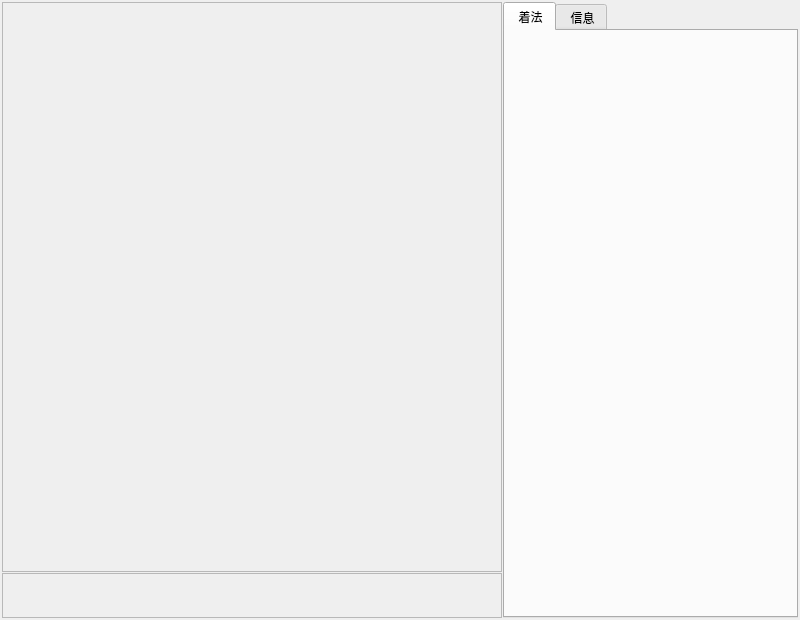
Qt form src/chessform.ui (hbsxcjp/cchess_qt) before a commit.
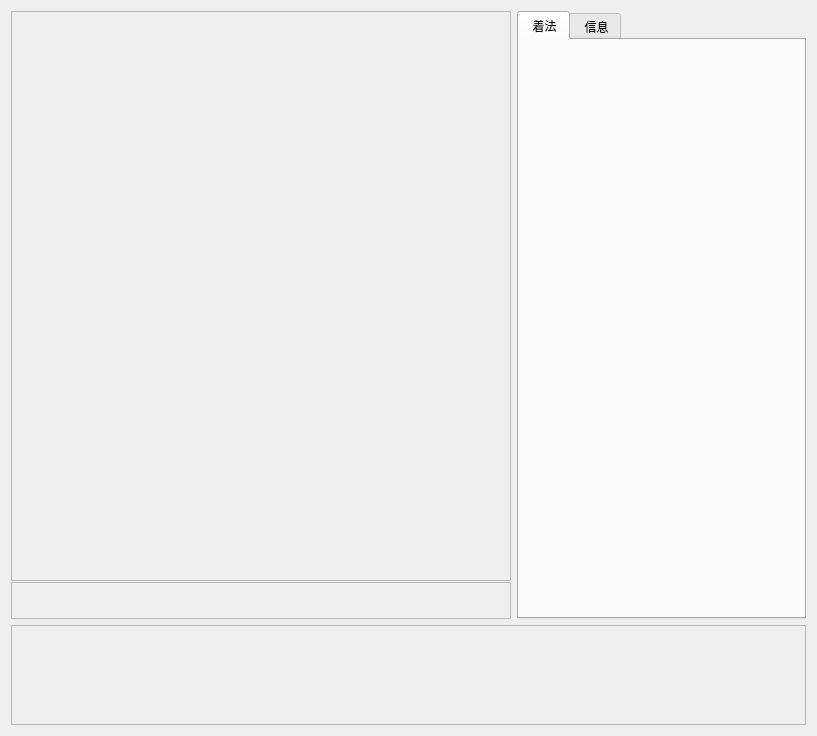
The same form after that commit. Icons and pictures are not drawn.

Patch:
```diff
--- a/src/chessform.ui
+++ b/src/chessform.ui
@@ -6,12 +6,12 @@
    <rect>
     <x>0</x>
     <y>0</y>
-    <width>800</width>
-    <height>620</height>
+    <width>817</width>
+    <height>736</height>
    </rect>
   </property>
   <property name="sizePolicy">
-   <sizepolicy hsizetype="Preferred" vsizetype="Fixed">
+   <sizepolicy hsizetype="Preferred" vsizetype="Preferred">
     <horstretch>0</horstretch>
     <verstretch>0</verstretch>
    </sizepolicy>
@@ -42,22 +42,9 @@
   <property name="windowFilePath">
    <string notr="true"/>
   </property>
+  <layout class="QVBoxLayout" name="verticalLayout_2">
+   <item>
   <layout class="QHBoxLayout" name="horizontalLayout">
-   <property name="spacing">
-    <number>1</number>
-   </property>
-   <property name="leftMargin">
-    <number>2</number>
-   </property>
-   <property name="topMargin">
-    <number>2</number>
-   </property>
-   <property name="rightMargin">
-    <number>2</number>
-   </property>
-   <property name="bottomMargin">
-    <number>2</number>
-   </property>
    <item>
     <layout class="QVBoxLayout" name="verticalLayout">
      <property name="spacing">
@@ -319,6 +306,30 @@
        <string notr="true"> 信息</string>
       </attribute>
      </widget>
+      </widget>
+     </item>
+    </layout>
+   </item>
+   <item>
+    <widget class="QFrame" name="editFrame">
+     <property name="sizePolicy">
+      <sizepolicy hsizetype="Preferred" vsizetype="Expanding">
+       <horstretch>0</horstretch>
+       <verstretch>0</verstretch>
+      </sizepolicy>
+     </property>
+     <property name="minimumSize">
+      <size>
+       <width>0</width>
+       <height>100</height>
+      </size>
+     </property>
+     <property name="frameShape">
+      <enum>QFrame::StyledPanel</enum>
+     </property>
+     <property name="frameShadow">
+      <enum>QFrame::Raised</enum>
+     </property>
     </widget>
    </item>
   </layout>
```
Left out of the diff: 4 changed lines with no effect on the pictures. Lines whose indentation alone changed are shown as unchanged.
